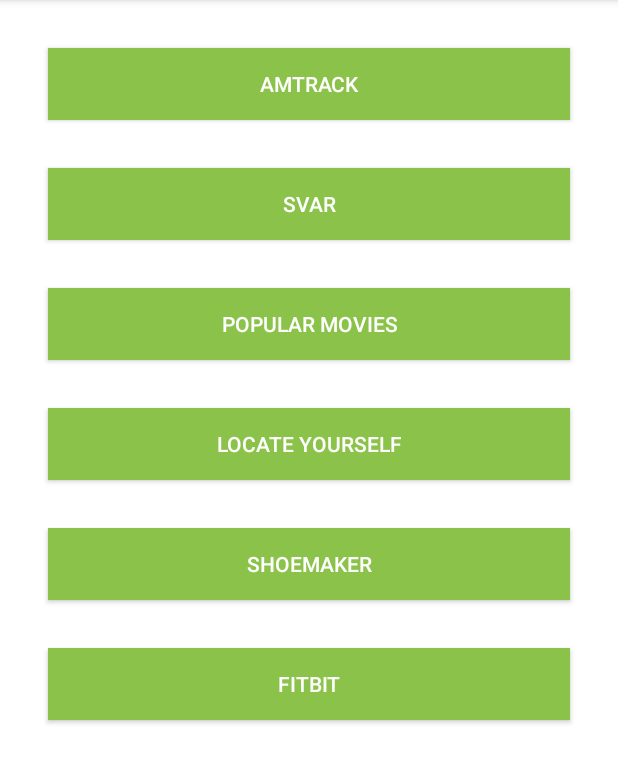
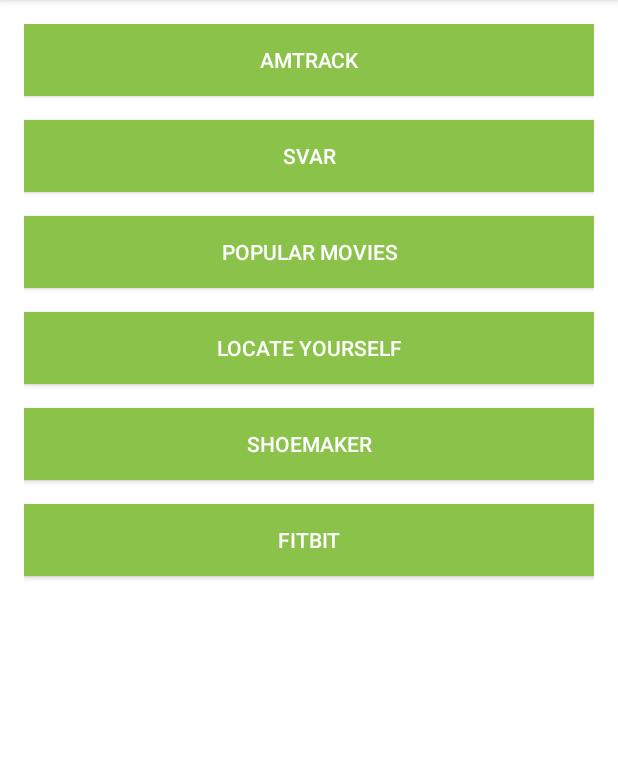
Before and after one commit to akash-raghav/MyAppPortfolio, an Android app: the screen it shows after launch (MainActivity), on a phone screen of 412 x 824 dp, the part 84-868 px from its top. Run offline under Robolectric (Android 15) with nearby library versions, the phone set to English and light mode, and no system bars.

Commit message:
removed extra margin between buttons

```diff
--- a/app/src/main/res/layout/content_main.xml
+++ b/app/src/main/res/layout/content_main.xml
@@ -16,7 +16,7 @@
         android:id="@+id/app_btn1"
         android:layout_width="match_parent"
         android:layout_height="wrap_content"
-        android:layout_margin="@dimen/activity_horizontal_margin"
+        android:layout_marginBottom="@dimen/activity_horizontal_margin"
         android:background="@color/colorAccent"
         android:onClick="showMessageToast"
         android:text="AMTRACK"
@@ -26,7 +26,7 @@
         android:id="@+id/app_btn2"
         android:layout_width="match_parent"
         android:layout_height="wrap_content"
-        android:layout_margin="@dimen/activity_horizontal_margin"
+        android:layout_marginBottom="@dimen/activity_horizontal_margin"
         android:background="@color/colorAccent"
         android:onClick="showMessageToast"
         android:text="SVAR"
@@ -36,7 +36,7 @@
         android:id="@+id/app_btn3"
         android:layout_width="match_parent"
         android:layout_height="wrap_content"
-        android:layout_margin="@dimen/activity_horizontal_margin"
+        android:layout_marginBottom="@dimen/activity_horizontal_margin"
         android:background="@color/colorAccent"
         android:onClick="showMessageToast"
         android:text="Popular Movies"
@@ -46,7 +46,7 @@
         android:id="@+id/app_btn4"
         android:layout_width="match_parent"
         android:layout_height="wrap_content"
-        android:layout_margin="@dimen/activity_horizontal_margin"
+        android:layout_marginBottom="@dimen/activity_horizontal_margin"
         android:background="@color/colorAccent"
         android:onClick="showMessageToast"
         android:text="Locate Yourself"
@@ -56,7 +56,7 @@
         android:id="@+id/app_btn5"
         android:layout_width="match_parent"
         android:layout_height="wrap_content"
-        android:layout_margin="@dimen/activity_horizontal_margin"
+        android:layout_marginBottom="@dimen/activity_horizontal_margin"
         android:background="@color/colorAccent"
         android:onClick="showMessageToast"
         android:text="ShoeMaker"
@@ -66,7 +66,7 @@
         android:id="@+id/app_btn6"
         android:layout_width="match_parent"
         android:layout_height="wrap_content"
-        android:layout_margin="@dimen/activity_horizontal_margin"
+        android:layout_marginBottom="@dimen/activity_horizontal_margin"
         android:background="@color/colorAccent"
         android:onClick="showMessageToast"
         android:text="FitBit"
```
